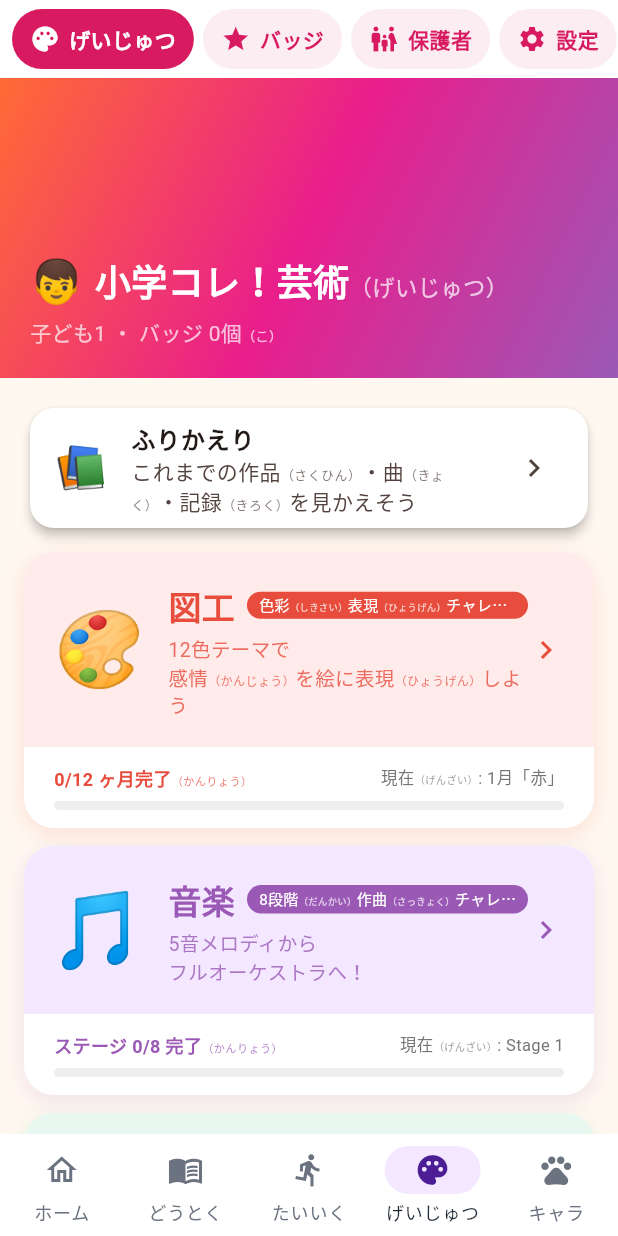
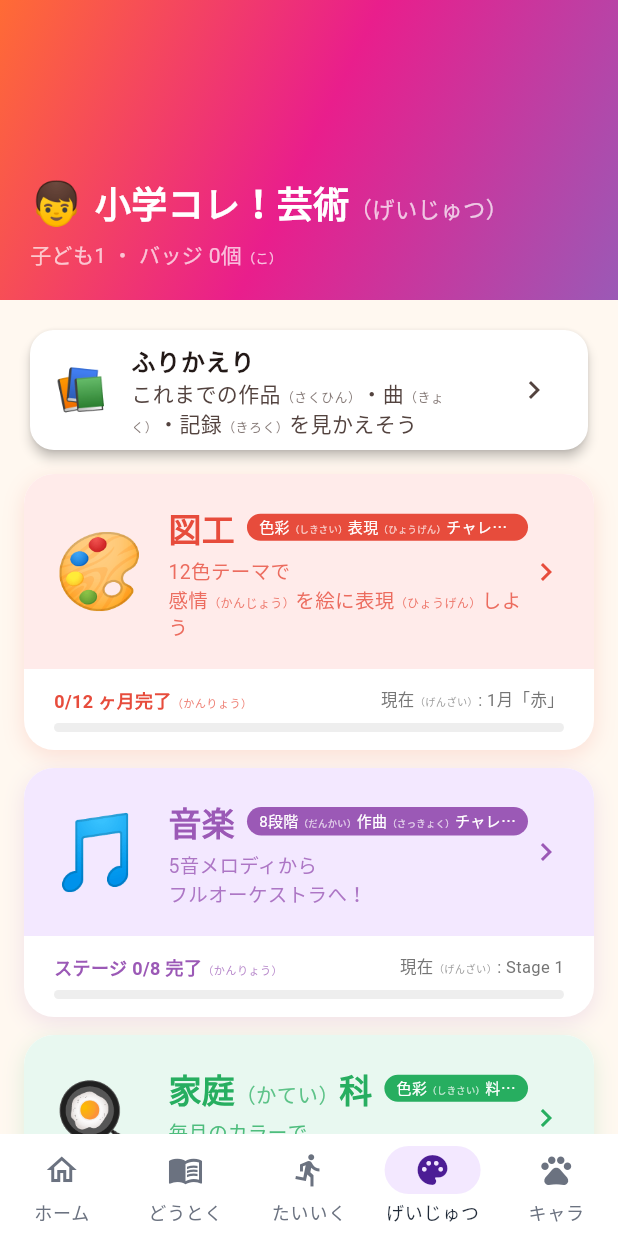
Before and after one commit to zka32101/shougaku-kore-shinshin, a Flutter app: the screen it shows after launch, scrolled down 576 dp, after a tap on "げいじゅつ", on a phone screen of 412 x 824 dp. Run offline on Flutter 3.47's test engine with Material 3 defaults, Android fonts, the phone set to English and light mode, and no system bars; our stand-ins replace audioplayers, cloud_firestore, confetti, dio, firebase_analytics, firebase_auth and 11 more; missing offline and left inert: cross_promo_kit, purchases_flutter, shared_core; accounts and stored records are empty; generated files the repository leaves out were written again; network calls fail; Roboto replaces fonts that are missing (BIZUDPGothic).

Commit message:
refactor(ui): 体育・芸術の上部専用メニューを廃止し、記録系は全体ホームへ集約
- 体育: 上部タブを削除（ホーム/まなぶのみ。まなぶには戻るボタン）
- 芸術: 上部タブを削除
- 全体ホームに「たいいく/げいじゅつの きろく」セクションを追加（バッジ・アルバム・保護者）
- TaikuModule/GeijutsuModule に initialRoute/standalone を追加
- 学年は全体設定のプロフィールで共有済み

Co-Authored-By: Claude Sonnet 5.5 <noreply@anthropic.com>
Claude-Session: https://claude.ai/code/session_01QZR72jBWPva8j6wTBk59Z6

```diff
--- a/lib/features/geijutsu/geijutsu_app.dart
+++ b/lib/features/geijutsu/geijutsu_app.dart
@@ -1,6 +1,5 @@
 import 'package:flutter/material.dart';
 import 'package:flutter_riverpod/flutter_riverpod.dart';
-import 'package:shougaku_kore_doutoku/widgets/module_tab_strip.dart';
 import 'package:shougaku_kore_doutoku/widgets/shell_route_observer.dart';
 import 'package:shared_preferences/shared_preferences.dart';
 import 'providers/app_providers.dart';
@@ -32,7 +31,18 @@ class GeijutsuModule extends StatefulWidget {
   /// アプリ全体の下部ナビを全画面ページで隠すための見張り役（任意）
   final ShellRouteObserver? observer;
 
-  const GeijutsuModule({super.key, this.observer});
+  /// 最初に開く画面。全体のホームから「バッジ」「保護者」を直接開くときに使う
+  final String initialRoute;
+
+  /// 全体のホームから push で開いたとき true。トップで戻ると呼び出し元へ戻る
+  final bool standalone;
+
+  const GeijutsuModule({
+    super.key,
+    this.observer,
+    this.initialRoute = '/',
+    this.standalone = false,
+  });
 
   @override
   State<GeijutsuModule> createState() => _GeijutsuModuleState();
@@ -106,10 +116,13 @@ class _GeijutsuModuleState extends State<GeijutsuModule> {
           data: buildAppTheme(),
           // 芸術モジュール内で戻れるうちは内側を pop、トップなら心身側へ戻る
           child: NavigatorPopHandler(
-            onPopWithResult: (_) {}, // 戻る処理は MainShell が担当（二重 pop 防止）
+            // 通常は戻る処理を MainShell が担当（二重 pop 防止）。単独で開いたときだけ呼び出し元へ戻る
+            onPopWithResult: (_) {
+              if (widget.standalone) Navigator.of(context).maybePop();
+            },
             child: Navigator(
               key: _navKey,
-              initialRoute: '/', // '/home' だと '/' と二重に積まれるため '/' を直接ホームにする
+              initialRoute: widget.initialRoute, // 既定は '/'（'/home' だと '/' と二重に積まれるため）
               observers: [if (widget.observer != null) widget.observer!],
               onGenerateRoute: _onGenerateRoute,
             ),
@@ -120,50 +133,11 @@ class _GeijutsuModuleState extends State<GeijutsuModule> {
   }
 }
 
-class RootShell extends ConsumerStatefulWidget {
+/// 芸術の入口。アプリ全体の下部ナビと重なる専用メニューは持たない。
+/// バッジ・保護者・設定は、アプリ全体のホームから開く。
+class RootShell extends ConsumerWidget {
   const RootShell({super.key});
 
   @override
-  ConsumerState<RootShell> createState() => _RootShellState();
+  Widget build(BuildContext context, WidgetRef ref) => const HomeScreen();
 }
-
-class _RootShellState extends ConsumerState<RootShell> {
-  int _tab = 0;
-
-  @override
-  Widget build(BuildContext context) {
-    // アプリ全体の下部ナビと二重にならないよう、内側の切り替えは画面上部に置く
-    return Scaffold(
-      body: Column(
-        children: [
-          ModuleTabStrip(
-            color: const Color(0xFFD81B60),
-            index: _tab,
-            onTap: (i) => setState(() => _tab = i),
-            tabs: const [
-              ModuleTab(Icons.palette, 'げいじゅつ'),
-              ModuleTab(Icons.star, 'バッジ'),
-              ModuleTab(Icons.family_restroom, '保護者'),
-              ModuleTab(Icons.settings, '設定'),
-            ],
-          ),
-          Expanded(
-            child: MediaQuery.removePadding(
-              context: context,
-              removeTop: true,
-              child: IndexedStack(
-                index: _tab,
-                children: const [
-                  HomeScreen(),
-                  BadgeScreen(),
-                  ParentDashboardScreen(),
-                  SettingsScreen(),
-                ],
-              ),
-            ),
-          ),
-        ],
-      ),
-    );
-  }
-}
--- a/lib/screens/home/home_screen.dart
+++ b/lib/screens/home/home_screen.dart
@@ -77,6 +77,24 @@ class HomeScreen extends ConsumerWidget {
       _HomeItem('⚙️', 'せってい', 'アプリ設定', const Color(0xFF757575),
           () => _push(context, const SettingsScreen())),
     ];
+    // 体育・芸術それぞれの記録（以前は各画面の上にあった専用メニュー）
+    final records = <_HomeItem>[
+      _HomeItem('🏅', 'たいいくのバッジ', 'スポーツ・けんこう', const Color(0xFFE64A19),
+          () => _push(context,
+              const TaikuModule(initialRoute: '/badges', standalone: true))),
+      _HomeItem('📷', 'たいいくのアルバム', '体験のきろく', const Color(0xFFFF6D00),
+          () => _push(context,
+              const TaikuModule(initialRoute: '/album', standalone: true))),
+      _HomeItem('👪', 'たいいくの ほごしゃ', '見まもりページ', const Color(0xFF00838F),
+          () => _push(context,
+              const TaikuModule(initialRoute: '/parent', standalone: true))),
+      _HomeItem('⭐', 'げいじゅつのバッジ', '図工・音楽・家庭科', const Color(0xFFD81B60),
+          () => _push(context,
+              const GeijutsuModule(initialRoute: '/badges', standalone: true))),
+      _HomeItem('👪', 'げいじゅつの ほごしゃ', '見まもりページ', const Color(0xFFAD1457),
+          () => _push(context,
+              const GeijutsuModule(initialRoute: '/parent', standalone: true))),
+    ];
 
     return Scaffold(
       appBar: AppBar(
@@ -100,6 +118,10 @@ class HomeScreen extends ConsumerWidget {
             const SizedBox(height: 12),
             const _SectionLabel('ひろげる・ふりかえる'),
             for (final item in more)
+              _HomeButton(item: item, height: 72, titleSize: 18),
+            const SizedBox(height: 12),
+            const _SectionLabel('たいいく・げいじゅつの きろく'),
+            for (final item in records)
               _HomeButton(item: item, height: 72, titleSize: 18),
           ],
         ),
```
Also changed, not shown: lib/features/taiku/taiku_app.dart (+47 -40 lines).
